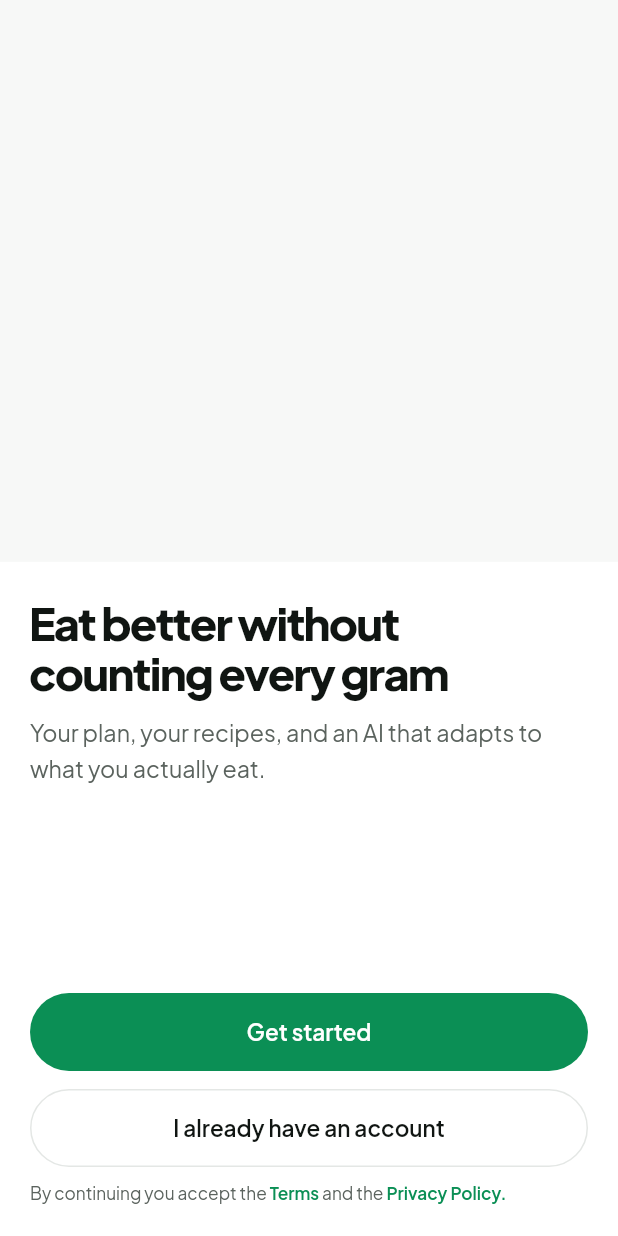
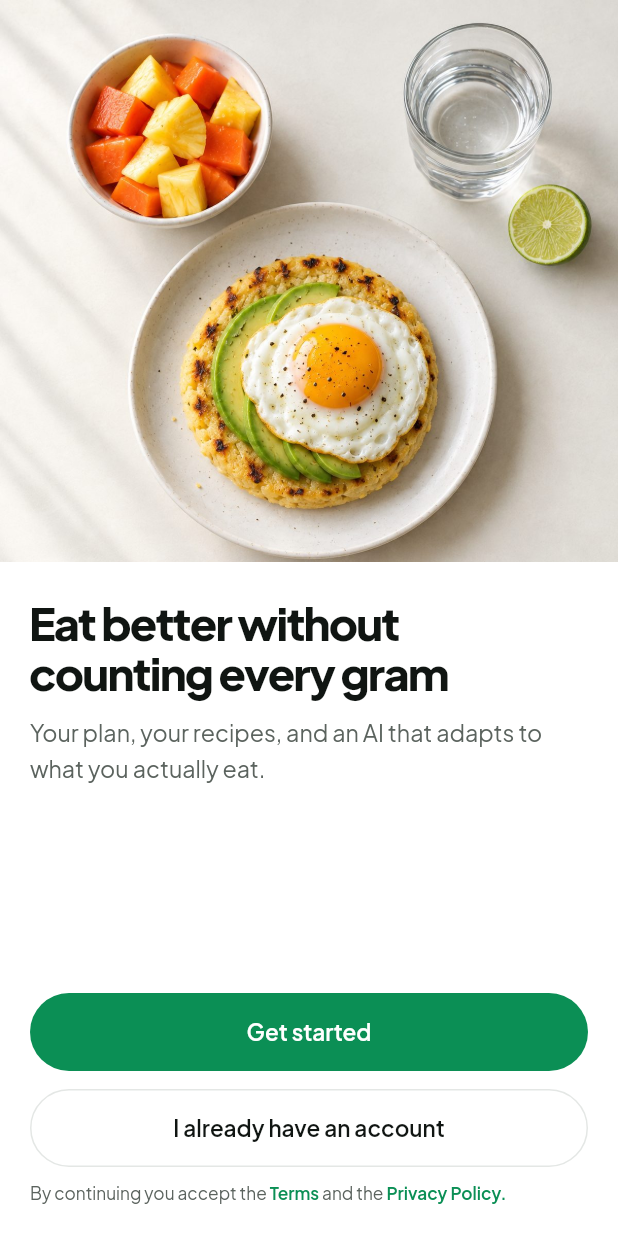
Before and after one commit to Valenciagu/nutrition_app, a Flutter app: the OnboardingPage screen opened by its route, after a tap on an icon or button, on a phone screen of 412 x 824 dp. Run offline on Flutter 3.47's test engine with Material 3 defaults, Android fonts, the phone set to English and light mode, and no system bars; our stand-ins replace cloud_firestore, cloud_functions, dio, firebase_analytics, firebase_auth, firebase_core and 15 more; missing offline and left inert: firebase_app_check; accounts and stored records are empty; generated files the repository leaves out were written again.

Commit message:
feat(onboarding): add real food photography to Welcome, B1 and B4 (ASSET-105)
Welcome (A2), the B1 goal cards and the B4 food grid still showed grey
boxes. The user generated a photo series with the prompts in
documentation/image_generation_prompts.md (24 candidates, consistent
light and background); the best of each group was picked, resized to the
size it is displayed at and re-encoded as JPG - 10-160 KB each instead
of ~2 MB PNGs - into assets/images/:

- welcome_hero.jpg: Welcome's top half, BoxFit.cover + topCenter so the
  crop keeps the plate (it came square instead of the requested 4:5).
- goal_{lose_fat,gain_muscle,maintain_weight,eat_healthier}.jpg: B1
  cards, mapped by goalImageAsset. OnboardingOptionCard's
  showImagePlaceholder flag became an imageAsset path (B3 passes none).
- food_<id>.jpg for 8 of the 9 B4 foods (AppAssets.food(id),
  foodImageAsset). Tofu has no photo yet: foodImageAsset returns null
  and its tile keeps the neutral box until food_tofu.jpg is added.

The originals were moved out of the repo (../fotos_originales/). Not yet
checked on a device.

Co-Authored-By: Claude Opus 5.5 <noreply@anthropic.com>

```diff
--- a/lib/core/constants/app_assets.dart
+++ b/lib/core/constants/app_assets.dart
@@ -16,6 +16,20 @@ abstract final class AppAssets {
   /// fondo del recorte es el relleno oficial del botón (#FFFFFF / #131314).
   static const String googleGLight = 'assets/brand/google_g_light.png';
   static const String googleGDark = 'assets/brand/google_g_dark.png';
+
+  /// Fotografía (ASSET-105), generada con los prompts de
+  /// `documentation/image_generation_prompts.md` y comprimida a JPG al tamaño
+  /// en que se muestra. Qué foto corresponde a cada objetivo/alimento lo
+  /// decide `onboarding_catalog.dart` (este archivo no conoce esos enums).
+  static const String welcomeHero = 'assets/images/welcome_hero.jpg';
+  static const String goalLoseFat = 'assets/images/goal_lose_fat.jpg';
+  static const String goalGainMuscle = 'assets/images/goal_gain_muscle.jpg';
+  static const String goalMaintainWeight = 'assets/images/goal_maintain_weight.jpg';
+  static const String goalEatHealthier = 'assets/images/goal_eat_healthier.jpg';
+
+  /// `assets/images/food_<id>.jpg`, con el id del catálogo de B4
+  /// (`likedFoodCatalogIds`).
+  static String food(String foodId) => 'assets/images/food_$foodId.jpg';
 
   // Iconos propios (grilla 24, trazo 1.75, `currentColor`). `Fill` es la
   // variante rellena; úsense con `AppSvgIcon`, no con `Icon`.
--- a/lib/features/authentication/presentation/pages/welcome_page.dart
+++ b/lib/features/authentication/presentation/pages/welcome_page.dart
@@ -2,6 +2,7 @@ import 'package:flutter/material.dart';
 import 'package:flutter_riverpod/flutter_riverpod.dart';
 import 'package:go_router/go_router.dart';
 
+import '../../../../core/constants/app_assets.dart';
 import '../../../../core/constants/route_paths.dart';
 import '../../../../core/localization/app_localizations_ext.dart';
 import '../../../../core/theme/app_color_tokens.dart';
@@ -27,13 +28,20 @@ class WelcomePage extends ConsumerWidget {
       body: SafeArea(
         child: Column(
           children: [
-            // Foto de comida a sangre en la mitad superior — placeholder
-            // rayado hasta tener el banco de fotografía real (design_system.md).
+            // Foto de comida a sangre en la mitad superior (ASSET-105). La
+            // foto es cuadrada y el área más ancha que alta: `cover` recorta
+            // arriba y abajo, y `topCenter` conserva el plato y la fruta.
+            // Decorativa: el titular ya dice lo mismo, así que no se anuncia.
             Expanded(
               flex: 5,
-              child: Container(
+              child: SizedBox(
                 width: double.infinity,
-                color: colors.background,
+                child: Image.asset(
+                  AppAssets.welcomeHero,
+                  fit: BoxFit.cover,
+                  alignment: Alignment.topCenter,
+                  excludeFromSemantics: true,
+                ),
               ),
             ),
             Expanded(
--- a/lib/features/onboarding/presentation/onboarding_catalog.dart
+++ b/lib/features/onboarding/presentation/onboarding_catalog.dart
@@ -1,3 +1,4 @@
+import '../../../core/constants/app_assets.dart';
 import '../../../core/localization/generated/app_localizations.dart';
 import '../domain/entities/onboarding_answers.dart';
 
@@ -52,6 +53,23 @@ String foodLabel(AppLocalizations l10n, String id) {
     default:
       return id;
   }
+}
+
+/// Alimentos de B4 que todavía no tienen foto (ASSET-105 parcial): su tile
+/// muestra el recuadro neutro de siempre en vez de una imagen inexistente.
+const Set<String> _foodsWithoutPhoto = {'tofu'};
+
+/// Foto de un alimento de B4, o `null` si aún no existe.
+String? foodImageAsset(String id) => _foodsWithoutPhoto.contains(id) ? null : AppAssets.food(id);
+
+/// Foto de cada objetivo en las tarjetas de B1.
+String goalImageAsset(NutritionGoal goal) {
+  return switch (goal) {
+    NutritionGoal.loseFat => AppAssets.goalLoseFat,
+    NutritionGoal.gainMuscle => AppAssets.goalGainMuscle,
+    NutritionGoal.maintainWeight => AppAssets.goalMaintainWeight,
+    NutritionGoal.eatHealthier => AppAssets.goalEatHealthier,
+  };
 }
 
 String mealSlotLabel(AppLocalizations l10n, String labelKey) {
--- a/lib/features/onboarding/presentation/pages/steps/goal_step.dart
+++ b/lib/features/onboarding/presentation/pages/steps/goal_step.dart
@@ -7,6 +7,7 @@ import '../../../../../core/theme/app_color_tokens.dart';
 import '../../../../../core/theme/app_spacing.dart';
 import '../../../../../core/theme/app_typography.dart';
 import '../../../domain/entities/onboarding_answers.dart';
+import '../../onboarding_catalog.dart';
 import '../../providers/onboarding_providers.dart';
 import '../../widgets/onboarding_option_card.dart';
 
@@ -73,7 +74,7 @@ class _GoalStepState extends ConsumerState<GoalStep> {
                 title: copy.title,
                 subtitle: copy.subtitle,
                 selected: selected == goal,
-                showImagePlaceholder: true,
+                imageAsset: goalImageAsset(goal),
                 onTap: () => _select(goal),
               );
             }),
--- a/lib/features/onboarding/presentation/widgets/onboarding_option_card.dart
+++ b/lib/features/onboarding/presentation/widgets/onboarding_option_card.dart
@@ -14,7 +14,7 @@ class OnboardingOptionCard extends StatelessWidget {
     required this.subtitle,
     required this.selected,
     required this.onTap,
-    this.showImagePlaceholder = false,
+    this.imageAsset,
   });
 
   final String title;
@@ -22,8 +22,8 @@ class OnboardingOptionCard extends StatelessWidget {
   final bool selected;
   final VoidCallback onTap;
 
-  /// B1 muestra una foto por opción (ancla el significado); B3 no.
-  final bool showImagePlaceholder;
+  /// B1 muestra una foto por opción (ancla el significado); B3 no (`null`).
+  final String? imageAsset;
 
   @override
   Widget build(BuildContext context) {
@@ -44,11 +44,10 @@ class OnboardingOptionCard extends StatelessWidget {
           ),
           child: Row(
             children: [
-              if (showImagePlaceholder) ...[
-                Container(
-                  width: 52,
-                  height: 52,
-                  decoration: BoxDecoration(color: colors.border, borderRadius: BorderRadius.circular(14)),
+              if (imageAsset != null) ...[
+                ClipRRect(
+                  borderRadius: BorderRadius.circular(14),
+                  child: Image.asset(imageAsset!, width: 52, height: 52, fit: BoxFit.cover),
                 ),
                 const SizedBox(width: 14),
               ],
```
Also changed, not shown: lib/features/onboarding/presentation/pages/steps/liked_foods_step.dart (+10 -6 lines), assets/images/food_avocado.jpg (added), assets/images/food_chicken.jpg (added), assets/images/food_eggs.jpg (added), assets/images/food_fish.jpg (added), assets/images/food_legumes.jpg (added), assets/images/food_meat.jpg (added), assets/images/food_pasta.jpg (added), assets/images/food_rice.jpg (added), assets/images/goal_eat_healthier.jpg (added), assets/images/goal_gain_muscle.jpg (added), assets/images/goal_lose_fat.jpg (added), assets/images/goal_maintain_weight.jpg (added), assets/images/welcome_hero.jpg (added), 1 other file.
